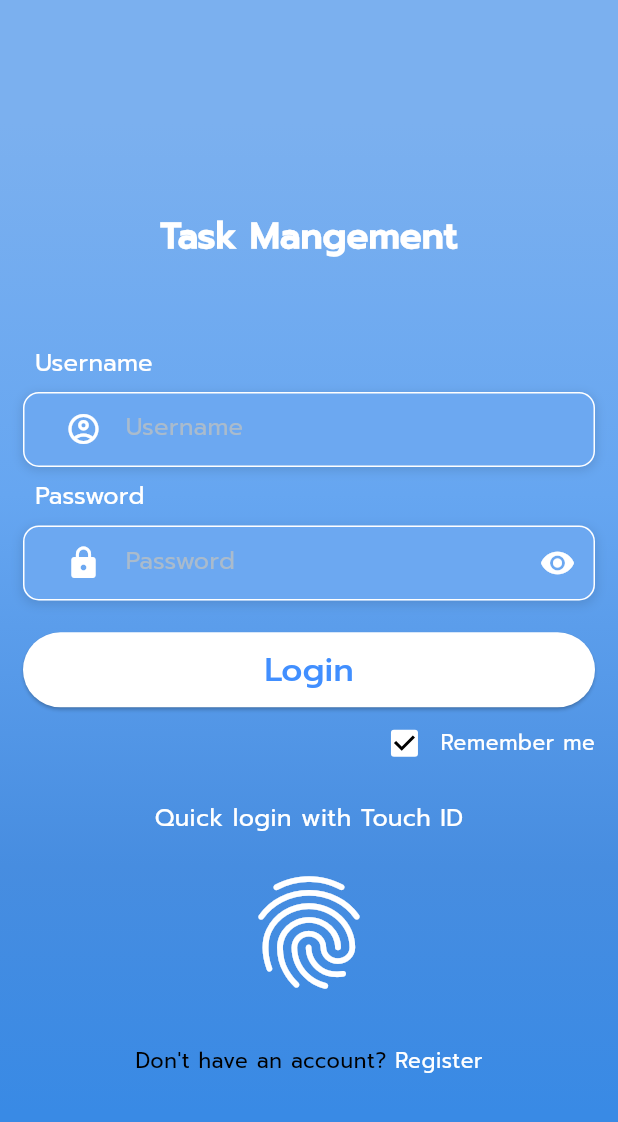
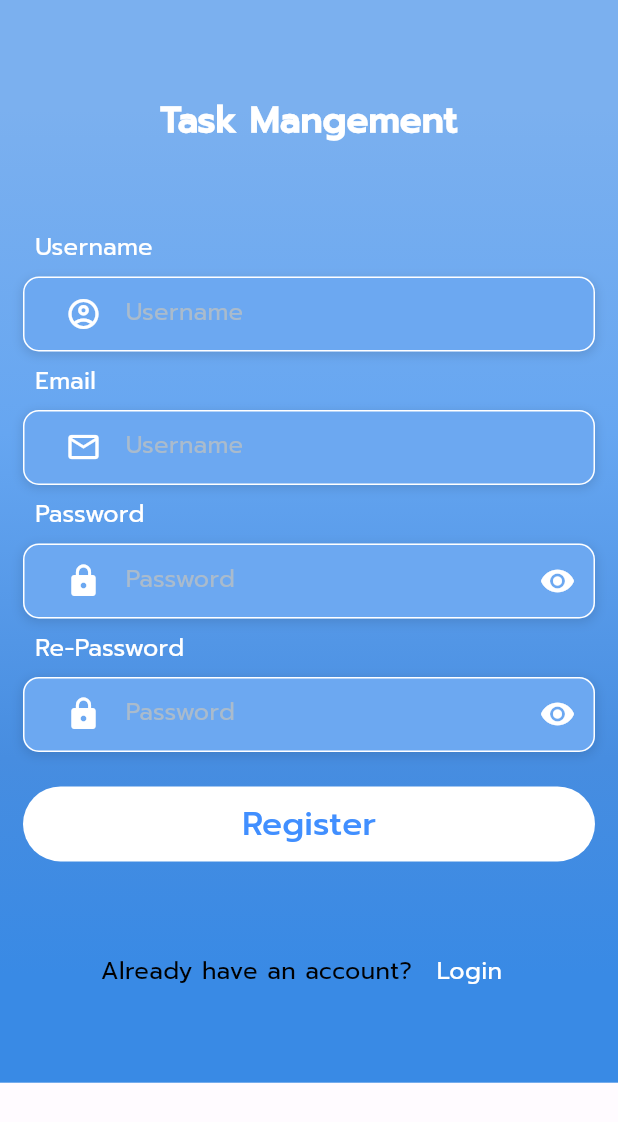
Before and after one commit to phamnhantucode/task_management, a Flutter app: the screen it shows after launch, on a phone screen of 412 x 824 dp. Shown: the top 1122 px of the screen. Run offline on Flutter 3.47's test engine with Material 3 defaults, Android fonts, the phone set to English and light mode, and no system bars; our stand-ins replace bloc, calendar_date_picker2, cloud_firestore, equatable, firebase_core, flutter_bloc and 8 more; missing offline and left inert: json_path, time_picker_spinner_pop_up; accounts and stored records are empty; generated files the repository leaves out were written again.

Commit message:
chore: update register

```diff
--- a/lib/l10n/arb/app_en.arb
+++ b/lib/l10n/arb/app_en.arb
@@ -14,11 +14,15 @@
     "today_task": "Today's task",
     "label_username": "Username",
     "label_password": "Password",
-    "text_login_btn": "Login",
+     "label_re_password": "Re-Password",
+    "label_login": "Login",
     "text_remember_me":"Remember me",
     "label_other_login": "Quick login with Touch ID",
     "dont_have_acc": "Don't have an account? ",
+     "have_acc": "Already have an account? ",
     "forget_pass": "Forget Password?",
     "label_register": "Register",
-    "task_management": "Task Mangement"
+    "task_management": "Task Mangement",
+    "label_phone_number": "Phone number",
+    "label_email":  "Email"
 }
--- a/lib/navigation/navigation.dart
+++ b/lib/navigation/navigation.dart
@@ -1,7 +1,10 @@
+import 'dart:developer';
+
 import 'package:flutter_bloc/flutter_bloc.dart';
 import 'package:go_router/go_router.dart';
 import 'package:room_master_app/screens/home_screen/home_screen.dart';
 import 'package:room_master_app/screens/new_task/new_task_screen.dart';
+import 'package:room_master_app/screens/register/register_screen.dart';
 import '../blocs/authentication/authentication_cubit.dart';
 import '../common/error_screen.dart';
 import '../screens/login/login_screen.dart';
@@ -10,6 +13,7 @@ abstract class NavigationPath {
   NavigationPath._();
   static const home = '/home';
   static const login = '/';
+  static const register = '/register';
   static const newTask = '/new';
 }
 
@@ -19,17 +23,18 @@ abstract class AppRouter {
   static final routerConfig = GoRouter(
     debugLogDiagnostics: true,
     initialLocation: NavigationPath.login,
-    redirect: (context, _) {
+    redirect: (context, state) {
       if (context.read<AuthenticationCubit>().state) {
-        return NavigationPath.login;
+        return NavigationPath.home;
       } else {
-        return null;
+        if (state.path == NavigationPath.register) return NavigationPath.register;
+        return NavigationPath.register;
       }
     },
     routes: [
       GoRoute(
         path: NavigationPath.home,
-        builder: (_, __) => HomeScreen(),
+        builder: (_, __) => const HomeScreen(),
       ),
       GoRoute(
         path: NavigationPath.newTask,
@@ -39,6 +44,10 @@ abstract class AppRouter {
         path: NavigationPath.login,
         builder: (_, __) => const LoginScreen(),
       ),
+      GoRoute(
+        path: NavigationPath.register,
+        builder: (_, __) => const RegisterScreen(),
+      ),
     ],
     errorBuilder: (_, __) => const ErrorScreen(),
   );
--- a/lib/screens/home_screen/home_screen.dart
+++ b/lib/screens/home_screen/home_screen.dart
@@ -1,8 +1,13 @@
 import 'package:flutter/material.dart';
+import 'package:flutter_bloc/flutter_bloc.dart';
+import 'package:go_router/go_router.dart';
 import 'package:room_master_app/common/extensions/context.dart';
+import 'package:room_master_app/navigation/navigation.dart';
 import 'package:room_master_app/screens/bottom_navigation/nav_bar.dart';
 import 'package:room_master_app/screens/component/top_header/primary.dart';
 import 'package:room_master_app/l10n/l10n.dart';
+
+import '../../blocs/authentication/authentication_cubit.dart';
 
 class HomeScreen extends StatefulWidget {
   const HomeScreen({super.key});
@@ -22,8 +27,9 @@ class _HomeScreenState extends State<HomeScreen> {
             const SizedBox(height: 20),
             TopHeader(
                 title: context.l10n.header_home,
-                leftAction: () => {
-                  print("Left clcik")
+                leftAction: () {
+                  context.read<AuthenticationCubit>().setUnauthenticated();
+                  context.go(NavigationPath.login);
                 },
                 rightAction: () => {
                   print("Right clcik")
--- a/lib/screens/login/login_screen.dart
+++ b/lib/screens/login/login_screen.dart
@@ -42,7 +42,7 @@ final class LoginScreen extends StatelessWidget {
                 ),
                 TMElevatedButton(
                   height: 50,
-                  label: context.l10n.text_login_btn,
+                  label: context.l10n.label_login,
                   borderRadius: 50.r,
                   style: context.textTheme.labelLarge
                       ?.copyWith(color: context.appColors.buttonEnable),
@@ -122,7 +122,7 @@ Widget _otherLogin(BuildContext context) {
               ?.copyWith(color: context.appColors.textWhite),
         ),
         const SizedBox(
-          height: 20,
+          height: 15,
         ),
         Icon(Icons.fingerprint, size: 90, color: context.appColors.fingerID),
         const SizedBox(
@@ -135,17 +135,27 @@ Widget _otherLogin(BuildContext context) {
 
 Widget _labelRegister(BuildContext context) {
   return Container(
-    padding: const EdgeInsets.all(15),
-    child: Row(
+    margin: EdgeInsets.symmetric(vertical: 20),
+    padding: EdgeInsets.all(15),
+    alignment: Alignment.bottomCenter,
+    child:  Row(
       mainAxisAlignment: MainAxisAlignment.center,
-      children: [
+      children: <Widget>[
         Text(
           context.l10n.dont_have_acc,
-          style: context.textTheme.bodySmall,
+          style: context.textTheme.bodyMedium,
         ),
-        Text(context.l10n.label_register,
-            style: context.textTheme.bodySmall
-                ?.copyWith(color: context.appColors.textWhite)),
+       TextButton(
+            onPressed: () { context.go(NavigationPath.register); },
+         style:  TextButton.styleFrom(
+           padding: EdgeInsets.zero,
+         ),
+            child: Text(
+                context.l10n.label_register,
+                style: context.textTheme.bodyMedium
+            ?.copyWith(color: context.appColors.textWhite)
+            ),
+            ),
       ],
     ),
   );
--- /dev/null
+++ b/lib/screens/register/register_screen.dart
@@ -0,0 +1,173 @@
+import 'package:flutter/material.dart';
+import 'package:flutter_screenutil/flutter_screenutil.dart';
+import 'package:go_router/go_router.dart';
+import 'package:room_master_app/common/extensions/context.dart';
+import 'package:room_master_app/l10n/l10n.dart';
+import 'package:room_master_app/navigation/navigation.dart';
+import 'package:room_master_app/screens/component/top_header/primary.dart';
+
+import '../../blocs/authentication/authentication_cubit.dart';
+import '../component/tm_elevated_button.dart';
+import '../component/tm_text_field.dart';
+import '../login/component/password_field.dart';
+
+class RegisterScreen extends StatelessWidget {
+  const RegisterScreen({super.key});
+
+  @override
+  Widget build(BuildContext context) {
+    return Scaffold(
+      resizeToAvoidBottomInset: false,
+      body: SafeArea(
+        child: SingleChildScrollView(
+          reverse: true,
+          child: Container(
+            decoration: _boxDecoration(context),
+            child: Padding(
+              padding: EdgeInsetsDirectional.all(16.w),
+              child: Padding(
+                padding: EdgeInsets.only(bottom: context.mediaQuery.viewInsets.bottom / 3),
+                child: Column(
+                  mainAxisAlignment: MainAxisAlignment.center,
+                  crossAxisAlignment: CrossAxisAlignment.start,
+                  children: [
+                    Container(
+                        padding: const EdgeInsets.symmetric(vertical: 50),
+                        alignment: AlignmentDirectional.center,
+                        child: Text(context.l10n.task_management,
+                            style: context.textTheme.titleLarge
+                                ?.copyWith(color: context.appColors.textWhite))),
+                    labelTF(context, context.l10n.label_username),
+                    _usernameTF(context),
+                    labelTF(context, context.l10n.label_email),
+                    _emailTF(context),
+                    labelTF(context, context.l10n.label_password),
+                    const PasswordField(),
+                    labelTF(context, context.l10n.label_re_password),
+                    const PasswordField(),
+                    SizedBox(
+                      height: 26.h,
+                    ),
+                    TMElevatedButton(
+                      height: 50,
+                      label: context.l10n.label_register,
+                      borderRadius: 50.r,
+                      style: context.textTheme.labelLarge
+                          ?.copyWith(color: context.appColors.buttonEnable),
+                      color: context.appColors.textWhite,
+                    ),
+                    SizedBox(
+                      height: 16.h,
+                    ),
+                    _labelRegister(context),
+                  ],
+                ),
+              ),
+            ),
+          ),
+        ),
+      ),
+    );
+  }
+}
+
+Widget _usernameTF(BuildContext context) {
+  return Container(
+      decoration: BoxDecoration(
+        color: context.appColors.tfcolor,
+        borderRadius: BorderRadius.circular(10.0),
+        boxShadow: const [
+          BoxShadow(
+            color: Colors.black12,
+            blurRadius: 5.0,
+            offset: Offset(0, 2),
+          ),
+        ],
+      ),
+      child: TMTextField(
+        hintText: context.l10n.label_username,
+        textStyle: TextStyle(color: context.appColors.textWhite),
+        prefixIcon: Icon(Icons.account_circle_outlined,
+            color: context.appColors.textWhite),
+      ));
+}
+
+
+Widget _emailTF(BuildContext context) {
+  return Container(
+      decoration: BoxDecoration(
+        color: context.appColors.tfcolor,
+        borderRadius: BorderRadius.circular(10.0),
+        boxShadow: const [
+          BoxShadow(
+            color: Colors.black12,
+            blurRadius: 5.0,
+            offset: Offset(0, 2),
+          ),
+        ],
+      ),
+      child: TMTextField(
+        hintText: context.l10n.label_username,
+        textStyle: TextStyle(color: context.appColors.textWhite),
+        prefixIcon: Icon(Icons.email_outlined,
+            color: context.appColors.textWhite),
+      ));
+}
+
+
+
+
+Widget _labelRegister(BuildContext context) {
+  return Container(
+    margin: const EdgeInsets.symmetric(vertical: 20),
+    padding: const EdgeInsets.all(15),
+    alignment: Alignment.bottomCenter,
+    child:  Row(
+      mainAxisAlignment: MainAxisAlignment.center,
+      children: <Widget>[
+        Text(
+          context.l10n.have_acc,
+          style: context.textTheme.bodyMedium,
+        ),
+        TextButton(
+          onPressed: () { context.go(NavigationPath.login); },
+          style:  TextButton.styleFrom(
+            padding: EdgeInsets.zero,
+          ),
+          child: Text(
+              context.l10n.label_login,
+              style: context.textTheme.bodyMedium
+                  ?.copyWith(color: context.appColors.textWhite)
+          ),
+        ),
+      ],
+    ),
+  );
+}
+
+Widget labelTF(BuildContext context, String label) {
+  return Padding(
+    padding: const EdgeInsets.all(8.0),
+    child: Text(
+      label,
+      style: context.textTheme.bodyMedium
+          ?.copyWith(color: context.appColors.textWhite),
+    ),
+  );
+}
+
+BoxDecoration _boxDecoration(BuildContext context) {
+  return BoxDecoration(
+    gradient: LinearGradient(
+      begin: Alignment.topCenter,
+      end: Alignment.bottomCenter,
+      colors: [
+        context.appColors.gradient_bg_1,
+        context.appColors.gradient_bg_2,
+        context.appColors.gradient_bg_3,
+        context.appColors.gradient_bg_4,
+      ],
+      stops: const [0.1, 0.4, 0.7, 0.9],
+    ),
+  );
+}
```
